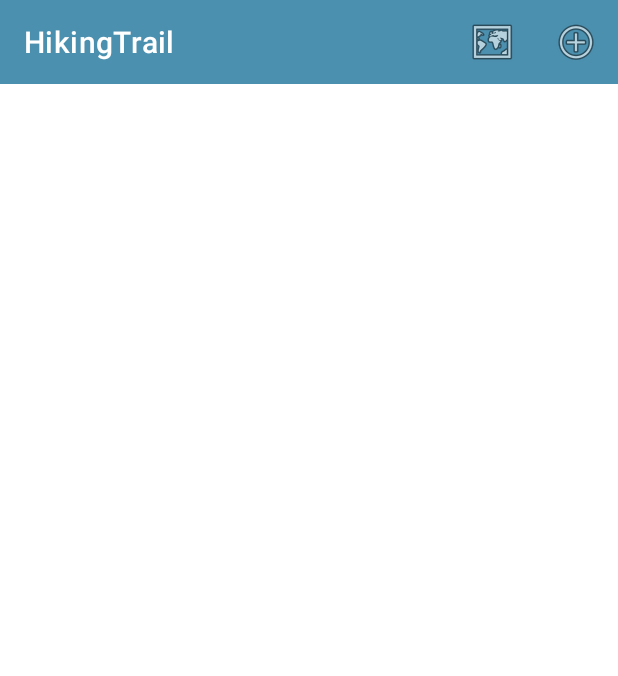
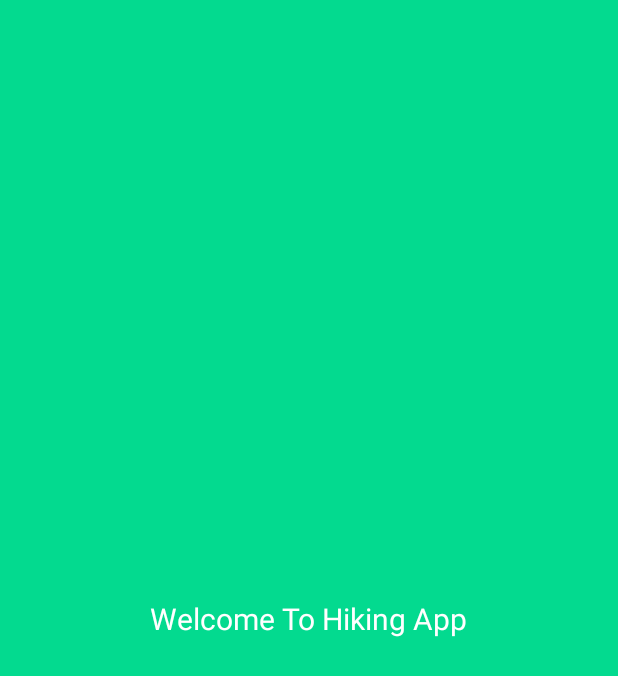
Before and after one commit to Norahackett/HikingTrailsApp, an Android app: the first screen one second after launch (HikingtrailListActivity before the commit, SplashScreen after it), on a phone screen of 412 x 824 dp. Shown: the top 676 px of the screen. Run offline under Robolectric (Android 15) with nearby library versions, the phone set to English and light mode, and no system bars; our stand-ins replace Timber; 1 statement that could not run was skipped.

Commit message:
splash screen added

```diff
--- a/app/build.gradle
+++ b/app/build.gradle
@@ -50,6 +50,7 @@ dependencies {
     implementation 'com.google.android.gms:play-services-maps:17.0.0'
     implementation "com.google.code.gson:gson:2.8.6"
     implementation 'com.github.bumptech.glide:glide:4.11.0'
+    implementation 'androidx.core:core-splashscreen:1.0.0-alpha01'
     testImplementation 'junit:junit:4.13.2'
     androidTestImplementation 'androidx.test.ext:junit:1.1.3'
     androidTestImplementation 'androidx.test.espresso:espresso-core:3.4.0'
--- /dev/null
+++ b/app/src/main/java/org/wit/hikingtrail/activities/SplashActivity.kt
@@ -0,0 +1,32 @@
+package org.wit.hikingtrail.activities
+
+
+import android.annotation.SuppressLint
+import android.content.Intent
+import android.os.Bundle
+import android.os.Handler
+import android.os.Looper
+import android.view.WindowManager
+import androidx.appcompat.app.AppCompatActivity
+import org.wit.hikingtrail.R
+
+
+@SuppressLint("CustomSplashScreen")
+class SplashScreen : AppCompatActivity() {
+    override fun onCreate(savedInstanceState: Bundle?) {
+        super.onCreate(savedInstanceState)
+
+        window.setFlags(
+            WindowManager.LayoutParams.FLAG_FULLSCREEN,
+            WindowManager.LayoutParams.FLAG_FULLSCREEN
+        )
+
+        setContentView(R.layout.activity_splash_screen)
+
+        Handler(Looper.getMainLooper()).postDelayed({
+            val intent = Intent(this, HikingtrailActivity::class.java)
+            startActivity(intent)
+            finish()
+        }, 3000) // 3000 is the delayed time in milliseconds.
+    }
+}
--- /dev/null
+++ b/app/src/main/res/layout/activity_splash_screen.xml
@@ -0,0 +1,22 @@
+<?xml version="1.0" encoding="utf-8"?>
+<androidx.constraintlayout.widget.ConstraintLayout
+    xmlns:android="http://schemas.android.com/apk/res/android"
+    xmlns:app="http://schemas.android.com/apk/res-auto"
+    xmlns:tools="http://schemas.android.com/tools"
+    android:layout_width="match_parent"
+    android:layout_height="match_parent"
+    android:background="@color/colorAccent"
+    tools:context=".activities.SplashScreen">
+
+    <TextView
+        android:layout_width="wrap_content"
+        android:layout_height="wrap_content"
+        android:text="Welcome To Hiking App"
+        android:textColor="@color/white"
+        android:textSize="20dp"
+        app:layout_constraintBottom_toBottomOf="parent"
+        app:layout_constraintLeft_toLeftOf="parent"
+        app:layout_constraintRight_toRightOf="parent"
+        app:layout_constraintTop_toTopOf="parent" />
+
+</androidx.constraintlayout.widget.ConstraintLayout>
--- a/app/src/main/res/values/colors.xml
+++ b/app/src/main/res/values/colors.xml
@@ -9,5 +9,5 @@
     <color name="white">#FFFFFFFF</color>
     <color name="colorPrimary">#FFFFFF</color>
     <color name="colorPrimaryDark">#000000</color>
-    <color name="colorAccent">#4c90af</color>
+    <color name="colorAccent">#03da8f</color>
 </resources>
--- a/app/src/main/res/values/google_maps_api.xml
+++ b/app/src/main/res/values/google_maps_api.xml
@@ -4,12 +4,12 @@
 
     To get one, follow this link, follow the directions and press "Create" at the end:
 
-    https://console.developers.google.com/flows/enableapi?apiid=maps_android_backend&keyType=CLIENT_SIDE_ANDROID&r=7E:D7:FA:FA:B7:BA:86:1C:12:1F:E1:B7:73:A8:46:C1:61:9E:C2:36%3Borg.wit.placemark.activities
+    https://console.developers.google.com/flows/enableapi?apiid=maps_android_backend&keyType=CLIENT_SIDE_ANDROID&r=7E:D7:FA:FA:B7:BA:86:1C:12:1F:E1:B7:73:A8:46:C1:61:9E:C2:36%3Borg.wit.hikingtrail.activities
 
     You can also add your credentials to an existing key, using these values:
 
     Package name:
-    org.wit.placemark.activities
+    org.wit.hikingtrail.activities
 
     SHA-1 certificate fingerprint:
     7E:D7:FA:FA:B7:BA:86:1C:12:1F:E1:B7:73:A8:46:C1:61:9E:C2:36
```
Also changed, not shown: app/src/main/AndroidManifest.xml (+14 -4 lines), app/src/main/java/org/wit/hikingtrail/activities/MapActivity.kt (+4 -4 lines), app/src/main/java/org/wit/hikingtrail/activities/HikingtrailMapsActivity.kt (line endings or trailing spaces), app/src/main/res/layout/activity_hikingtrail_maps.xml (renamed from app/src/main/res/layout/activity__hikingtrail_maps.xml).
